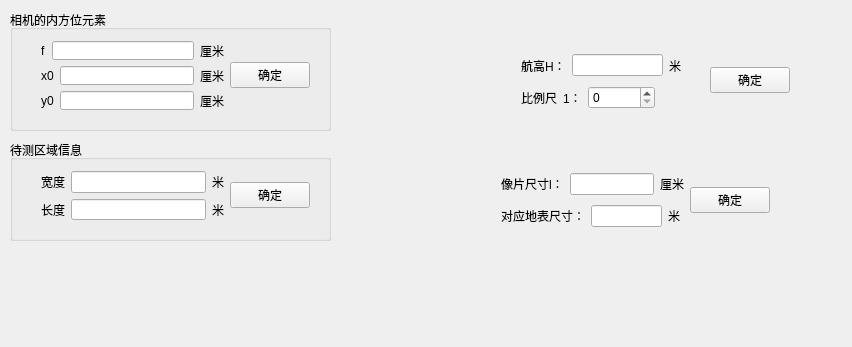
This is LineDesignerDemo/linedesignerdemo.ui in sunjiayu12/LineDesigner as Qt 5 draws it before an edit. The edited form follows.
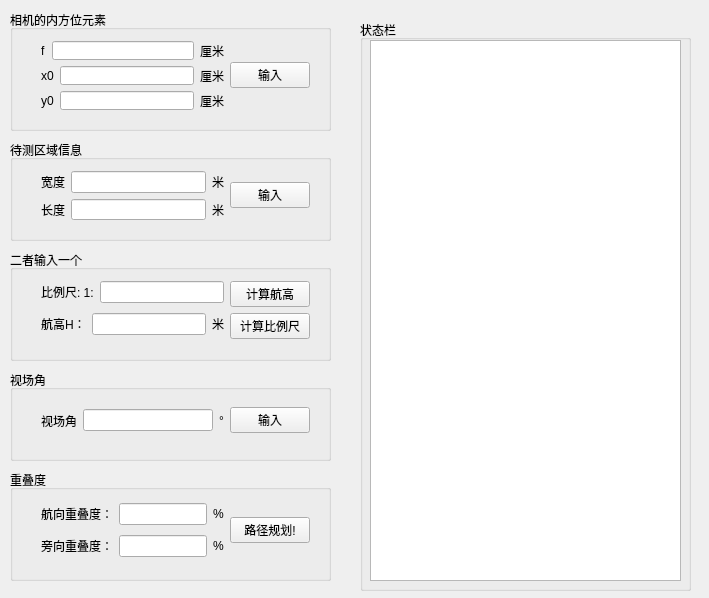
This is the edited form.

```diff
--- a/LineDesignerDemo/linedesignerdemo.ui
+++ b/LineDesignerDemo/linedesignerdemo.ui
@@ -6,8 +6,8 @@
    <rect>
     <x>0</x>
     <y>0</y>
-    <width>852</width>
-    <height>347</height>
+    <width>709</width>
+    <height>598</height>
    </rect>
   </property>
   <property name="windowTitle">
@@ -106,193 +106,13 @@
       <item>
        <widget class="QPushButton" name="okButton">
         <property name="text">
-         <string>确定</string>
+         <string>输入</string>
         </property>
        </widget>
       </item>
      </layout>
     </widget>
    </widget>
-   <widget class="QWidget" name="horizontalLayoutWidget_3">
-    <property name="geometry">
-     <rect>
-      <x>510</x>
-      <y>40</y>
-      <width>291</width>
-      <height>80</height>
-     </rect>
-    </property>
-    <layout class="QHBoxLayout" name="horizontalLayout_11">
-     <item>
-      <layout class="QVBoxLayout" name="verticalLayout_4">
-       <item>
-        <layout class="QHBoxLayout" name="horizontalLayout_2">
-         <item>
-          <widget class="QLabel" name="label_3">
-           <property name="text">
-            <string>航高H：</string>
-           </property>
-          </widget>
-         </item>
-         <item>
-          <widget class="QLineEdit" name="lineEdit"/>
-         </item>
-         <item>
-          <widget class="QLabel" name="label_7">
-           <property name="text">
-            <string>米</string>
-           </property>
-          </widget>
-         </item>
-         <item>
-          <spacer name="horizontalSpacer">
-           <property name="orientation">
-            <enum>Qt::Horizontal</enum>
-           </property>
-           <property name="sizeHint" stdset="0">
-            <size>
-             <width>40</width>
-             <height>20</height>
-            </size>
-           </property>
-          </spacer>
-         </item>
-        </layout>
-       </item>
-       <item>
-        <layout class="QHBoxLayout" name="horizontalLayout_10">
-         <item>
-          <widget class="QLabel" name="label">
-           <property name="text">
-            <string>比例尺</string>
-           </property>
-           <property name="alignment">
-            <set>Qt::AlignCenter</set>
-           </property>
-          </widget>
-         </item>
-         <item>
-          <layout class="QHBoxLayout" name="horizontalLayout">
-           <item>
-            <widget class="QLabel" name="label_2">
-             <property name="text">
-              <string>1：</string>
-             </property>
-            </widget>
-           </item>
-           <item>
-            <widget class="QSpinBox" name="spinBox">
-             <property name="maximum">
-              <number>1000000</number>
-             </property>
-            </widget>
-           </item>
-           <item>
-            <spacer name="horizontalSpacer_2">
-             <property name="orientation">
-              <enum>Qt::Horizontal</enum>
-             </property>
-             <property name="sizeHint" stdset="0">
-              <size>
-               <width>40</width>
-               <height>20</height>
-              </size>
-             </property>
-            </spacer>
-           </item>
-          </layout>
-         </item>
-        </layout>
-       </item>
-      </layout>
-     </item>
-     <item>
-      <widget class="QPushButton" name="pushButton">
-       <property name="text">
-        <string>确定</string>
-       </property>
-      </widget>
-     </item>
-    </layout>
-   </widget>
-   <widget class="QWidget" name="horizontalLayoutWidget_4">
-    <property name="geometry">
-     <rect>
-      <x>490</x>
-      <y>160</y>
-      <width>291</width>
-      <height>80</height>
-     </rect>
-    </property>
-    <layout class="QHBoxLayout" name="horizontalLayout_12">
-     <item>
-      <layout class="QVBoxLayout" name="verticalLayout_5">
-       <item>
-        <layout class="QHBoxLayout" name="horizontalLayout_3">
-         <item>
-          <widget class="QLabel" name="label_4">
-           <property name="text">
-            <string>像片尺寸l：</string>
-           </property>
-          </widget>
-         </item>
-         <item>
-          <widget class="QLineEdit" name="lineEdit_2"/>
-         </item>
-         <item>
-          <widget class="QLabel" name="label_8">
-           <property name="text">
-            <string>厘米</string>
-           </property>
-          </widget>
-         </item>
-        </layout>
-       </item>
-       <item>
-        <layout class="QHBoxLayout" name="horizontalLayout_5">
-         <item>
-          <widget class="QLabel" name="label_6">
-           <property name="text">
-            <string>对应地表尺寸：</string>
-           </property>
-          </widget>
-         </item>
-         <item>
-          <widget class="QLineEdit" name="lineEdit_4"/>
-         </item>
-         <item>
-          <widget class="QLabel" name="label_14">
-           <property name="text">
-            <string>米</string>
-           </property>
-          </widget>
-         </item>
-         <item>
-          <spacer name="horizontalSpacer_4">
-           <property name="orientation">
-            <enum>Qt::Horizontal</enum>
-           </property>
-           <property name="sizeHint" stdset="0">
-            <size>
-             <width>40</width>
-             <height>20</height>
-            </size>
-           </property>
-          </spacer>
-         </item>
-        </layout>
-       </item>
-      </layout>
-     </item>
-     <item>
-      <widget class="QPushButton" name="pushButton_2">
-       <property name="text">
-        <string>确定</string>
-       </property>
-      </widget>
-     </item>
-    </layout>
-   </widget>
    <widget class="QGroupBox" name="groupBox_2">
     <property name="geometry">
      <rect>
@@ -364,13 +184,252 @@
       <item>
        <widget class="QPushButton" name="pushButton_3">
         <property name="text">
-         <string>确定</string>
+         <string>输入</string>
         </property>
        </widget>
       </item>
      </layout>
     </widget>
    </widget>
+   <widget class="QGroupBox" name="groupBox_3">
+    <property name="geometry">
+     <rect>
+      <x>360</x>
+      <y>20</y>
+      <width>331</width>
+      <height>571</height>
+     </rect>
+    </property>
+    <property name="title">
+     <string>状态栏</string>
+    </property>
+    <widget class="QTextEdit" name="textEdit">
+     <property name="geometry">
+      <rect>
+       <x>10</x>
+       <y>20</y>
+       <width>311</width>
+       <height>541</height>
+      </rect>
+     </property>
+    </widget>
+   </widget>
+   <widget class="QGroupBox" name="groupBox_4">
+    <property name="geometry">
+     <rect>
+      <x>10</x>
+      <y>370</y>
+      <width>321</width>
+      <height>91</height>
+     </rect>
+    </property>
+    <property name="title">
+     <string>视场角</string>
+    </property>
+    <widget class="QWidget" name="horizontalLayoutWidget_4">
+     <property name="geometry">
+      <rect>
+       <x>20</x>
+       <y>20</y>
+       <width>291</width>
+       <height>61</height>
+      </rect>
+     </property>
+     <layout class="QHBoxLayout" name="horizontalLayout_3">
+      <item>
+       <widget class="QLabel" name="label">
+        <property name="text">
+         <string>视场角</string>
+        </property>
+       </widget>
+      </item>
+      <item>
+       <widget class="QLineEdit" name="lineEdit_2"/>
+      </item>
+      <item>
+       <widget class="QLabel" name="label_2">
+        <property name="text">
+         <string>°</string>
+        </property>
+       </widget>
+      </item>
+      <item>
+       <widget class="QPushButton" name="pushButton_2">
+        <property name="text">
+         <string>输入</string>
+        </property>
+       </widget>
+      </item>
+     </layout>
+    </widget>
+   </widget>
+   <widget class="QGroupBox" name="groupBox_5">
+    <property name="geometry">
+     <rect>
+      <x>10</x>
+      <y>470</y>
+      <width>321</width>
+      <height>111</height>
+     </rect>
+    </property>
+    <property name="title">
+     <string>重叠度</string>
+    </property>
+    <widget class="QWidget" name="horizontalLayoutWidget_8">
+     <property name="geometry">
+      <rect>
+       <x>20</x>
+       <y>20</y>
+       <width>291</width>
+       <height>80</height>
+      </rect>
+     </property>
+     <layout class="QHBoxLayout" name="horizontalLayout_12">
+      <item>
+       <layout class="QVBoxLayout" name="verticalLayout_5">
+        <item>
+         <layout class="QHBoxLayout" name="horizontalLayout_5">
+          <item>
+           <widget class="QLabel" name="label_4">
+            <property name="text">
+             <string>航向重叠度：</string>
+            </property>
+           </widget>
+          </item>
+          <item>
+           <widget class="QLineEdit" name="lineEdit_4"/>
+          </item>
+          <item>
+           <widget class="QLabel" name="label_6">
+            <property name="text">
+             <string>%</string>
+            </property>
+           </widget>
+          </item>
+         </layout>
+        </item>
+        <item>
+         <layout class="QHBoxLayout" name="horizontalLayout_10">
+          <item>
+           <widget class="QLabel" name="label_7">
+            <property name="text">
+             <string>旁向重叠度：</string>
+            </property>
+           </widget>
+          </item>
+          <item>
+           <widget class="QLineEdit" name="lineEdit_10"/>
+          </item>
+          <item>
+           <widget class="QLabel" name="label_8">
+            <property name="text">
+             <string>%</string>
+            </property>
+           </widget>
+          </item>
+         </layout>
+        </item>
+       </layout>
+      </item>
+      <item>
+       <widget class="QPushButton" name="pushButton_5">
+        <property name="text">
+         <string>路径规划!</string>
+        </property>
+       </widget>
+      </item>
+     </layout>
+    </widget>
+   </widget>
+   <widget class="QGroupBox" name="groupBox_6">
+    <property name="geometry">
+     <rect>
+      <x>10</x>
+      <y>250</y>
+      <width>321</width>
+      <height>111</height>
+     </rect>
+    </property>
+    <property name="title">
+     <string>二者输入一个</string>
+    </property>
+    <widget class="QWidget" name="horizontalLayoutWidget_3">
+     <property name="geometry">
+      <rect>
+       <x>20</x>
+       <y>20</y>
+       <width>291</width>
+       <height>80</height>
+      </rect>
+     </property>
+     <layout class="QHBoxLayout" name="horizontalLayout_11">
+      <item>
+       <layout class="QVBoxLayout" name="verticalLayout_4">
+        <item>
+         <layout class="QHBoxLayout" name="horizontalLayout_2">
+          <item>
+           <widget class="QLabel" name="label_3">
+            <property name="text">
+             <string>比例尺: 1:</string>
+            </property>
+           </widget>
+          </item>
+          <item>
+           <widget class="QLineEdit" name="lineEdit"/>
+          </item>
+         </layout>
+        </item>
+        <item>
+         <layout class="QHBoxLayout" name="horizontalLayout">
+          <item>
+           <widget class="QLabel" name="label_20">
+            <property name="text">
+             <string>航高H：</string>
+            </property>
+           </widget>
+          </item>
+          <item>
+           <widget class="QLineEdit" name="lineEdit_9"/>
+          </item>
+          <item>
+           <widget class="QLabel" name="label_19">
+            <property name="text">
+             <string>米</string>
+            </property>
+           </widget>
+          </item>
+         </layout>
+        </item>
+       </layout>
+      </item>
+      <item>
+       <layout class="QVBoxLayout" name="verticalLayout_2">
+        <item>
+         <widget class="QPushButton" name="pushButton">
+          <property name="text">
+           <string>计算航高</string>
+          </property>
+         </widget>
+        </item>
+        <item>
+         <widget class="QPushButton" name="pushButton_4">
+          <property name="text">
+           <string>计算比例尺</string>
+          </property>
+         </widget>
+        </item>
+       </layout>
+      </item>
+     </layout>
+    </widget>
+   </widget>
+   <zorder>groupBox</zorder>
+   <zorder>groupBox_2</zorder>
+   <zorder>groupBox_3</zorder>
+   <zorder>groupBox_4</zorder>
+   <zorder>groupBox_5</zorder>
+   <zorder>label_4</zorder>
+   <zorder>groupBox_6</zorder>
   </widget>
  </widget>
  <layoutdefault spacing="6" margin="11"/>
```
Left out of the diff: 104 changed lines with no effect on the pictures.
